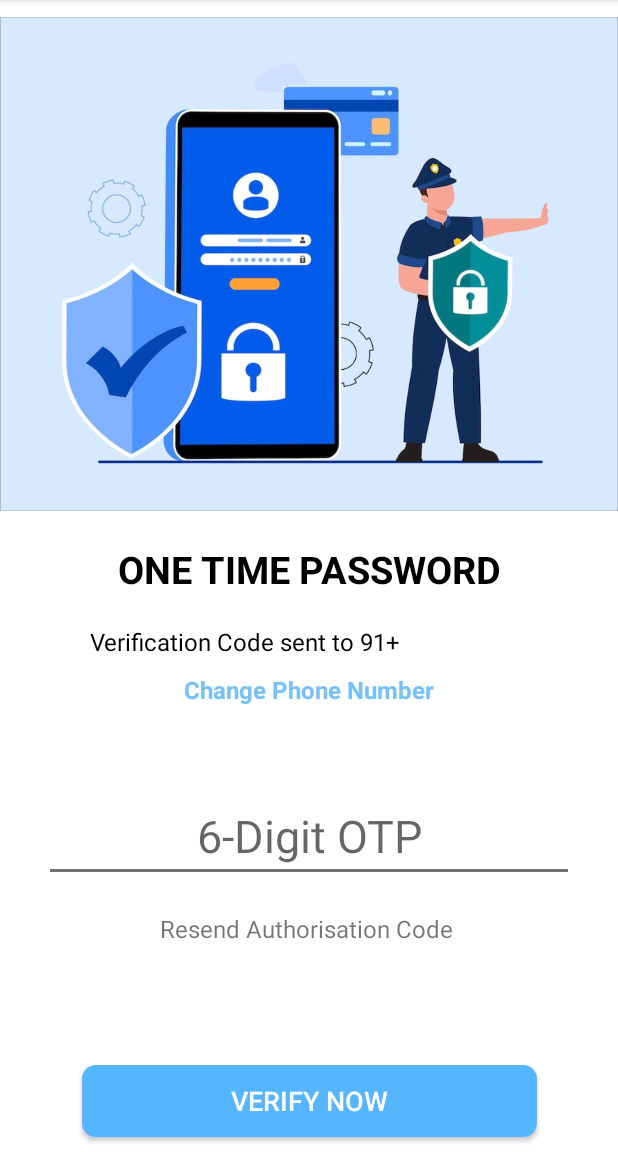
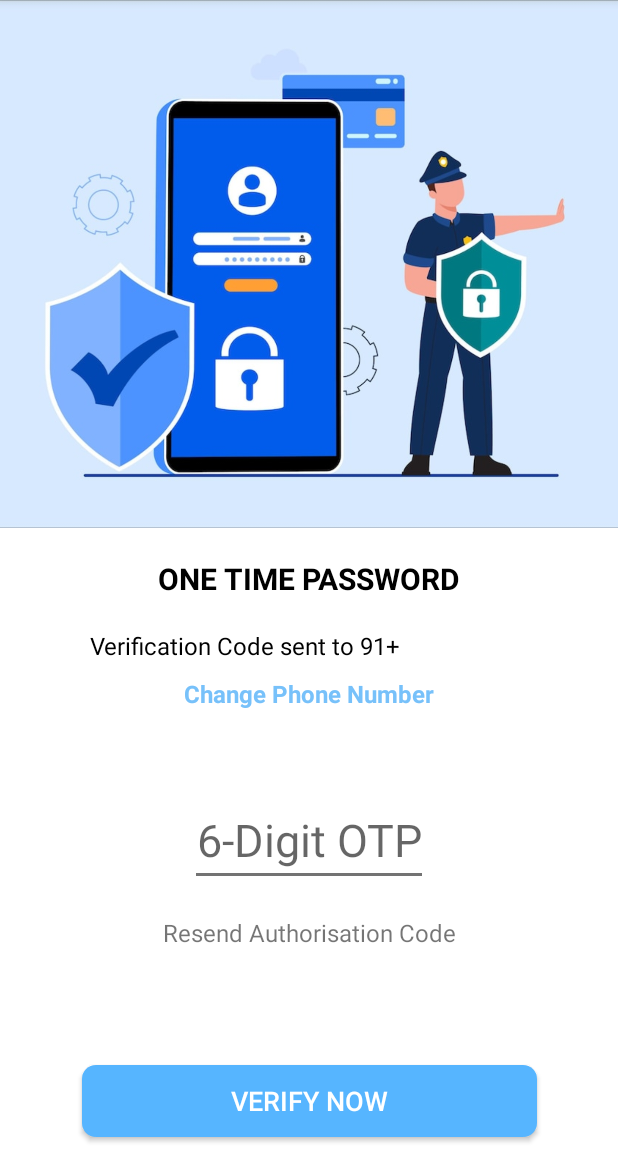
Before and after one commit to GistMonk/digihelper-app, an Android app: the OtpActivity screen opened directly, with no data from a screen before it, on a phone screen of 412 x 824 dp, the part 84-1236 px from its top. Run offline under Robolectric (Android 15) with nearby library versions, the phone set to English and light mode, and no system bars.

Commit message:
some new changes in OtpActivity xml

```diff
--- a/app/src/main/res/layout/activity_otp.xml
+++ b/app/src/main/res/layout/activity_otp.xml
@@ -7,28 +7,28 @@
     tools:context=".OtpActivity">
 
     <ImageView
-        android:id="@+id/imageView4"
+        android:id="@+id/otpScreenImage"
         android:layout_width="0dp"
         android:layout_height="352dp"
         app:layout_constraintLeft_toLeftOf="parent"
         app:layout_constraintRight_toRightOf="parent"
         app:layout_constraintTop_toTopOf="parent"
-        app:srcCompat="@drawable/otp"
+        android:scaleType="centerCrop"
+        android:src="@drawable/otp"
         />
 
     <TextView
-        android:id="@+id/textView1"
+        android:id="@+id/otpHeading"
         android:layout_width="wrap_content"
         android:layout_height="wrap_content"
-        android:layout_marginTop="10dp"
+        android:layout_marginTop="20dp"
         android:text="ONE TIME PASSWORD"
         android:textColor="@color/black"
-        android:textSize="25dp"
+        android:textSize="20sp"
         android:textStyle="bold"
-
         app:layout_constraintEnd_toEndOf="parent"
         app:layout_constraintStart_toStartOf="parent"
-        app:layout_constraintTop_toBottomOf="@+id/imageView4"
+        app:layout_constraintTop_toBottomOf="@+id/otpScreenImage"
         />
 
 
@@ -40,13 +40,10 @@
         android:layout_marginStart="60dp"
         android:layout_marginTop="20dp"
         android:text="Verification Code sent to 91+"
-
-
         android:textColor="@color/black"
-        android:textSize="16dp"
-
+        android:textSize="16sp"
         app:layout_constraintStart_toStartOf="parent"
-        app:layout_constraintTop_toBottomOf="@id/textView1" />
+        app:layout_constraintTop_toBottomOf="@id/otpHeading" />
 
     <TextView
         android:id="@+id/phoneNumText"
@@ -56,20 +53,20 @@
         android:layout_marginTop="20dp"
         android:text="6377084389"
         android:textColor="@color/black"
-        android:textSize="16dp"
+        android:textSize="16sp"
         android:textStyle="bold"
         app:layout_constraintStart_toEndOf="@id/veriText"
-        app:layout_constraintTop_toBottomOf="@id/textView1" />
+        app:layout_constraintTop_toBottomOf="@id/otpHeading" />
 
     <TextView
-        android:id="@+id/textView2"
+        android:id="@+id/changePhoneNumberClick"
         android:layout_width="wrap_content"
         android:layout_height="wrap_content"
         android:layout_marginVertical="10dp"
         android:layout_marginTop="8dp"
         android:text="Change Phone Number"
         android:textColor="@color/purple_200"
-        android:textSize="16dp"
+        android:textSize="16sp"
         android:textStyle="bold"
         app:layout_constraintEnd_toEndOf="parent"
         app:layout_constraintStart_toStartOf="parent"
@@ -80,22 +77,22 @@
         android:layout_width="wrap_content"
         android:layout_height="wrap_content"
         android:layout_marginTop="56dp"
-        android:ems="10"
         android:hint="6-Digit OTP"
         android:inputType="number"
-        android:textSize="30dp"
+        android:textSize="30sp"
+        android:maxLength="6"
         android:textAlignment="center"
         app:layout_constraintLeft_toLeftOf="parent"
         app:layout_constraintRight_toRightOf="parent"
-        app:layout_constraintTop_toBottomOf="@id/textView2"
+        app:layout_constraintTop_toBottomOf="@id/changePhoneNumberClick"
          />
 
     <TextView
-        android:id="@+id/textView4"
+        android:id="@+id/resendClick"
         android:layout_width="wrap_content"
         android:layout_height="wrap_content"
-        android:text="Resend Authorisation Code "
-        android:textSize="16dp"
+        android:text="Resend Authorisation Code"
+        android:textSize="16sp"
         android:layout_marginTop="20dp"
         app:layout_constraintEnd_toEndOf="parent"
         app:layout_constraintTop_toBottomOf="@id/otpTextField"
@@ -111,11 +108,11 @@
         android:textColor="@color/white"
         android:onClick="displayMsg"
         android:text="Verify Now"
-        android:textSize="18dp"
-        android:layout_marginVertical="10dp"
+        android:textSize="18sp"
+        android:layout_marginBottom="10dp"
         app:layout_constraintLeft_toLeftOf="parent"
         app:layout_constraintRight_toRightOf="parent"
         app:layout_constraintBottom_toBottomOf="parent"
-        tools:ignore="OnClick" />
+        />
 
 </androidx.constraintlayout.widget.ConstraintLayout>
```
